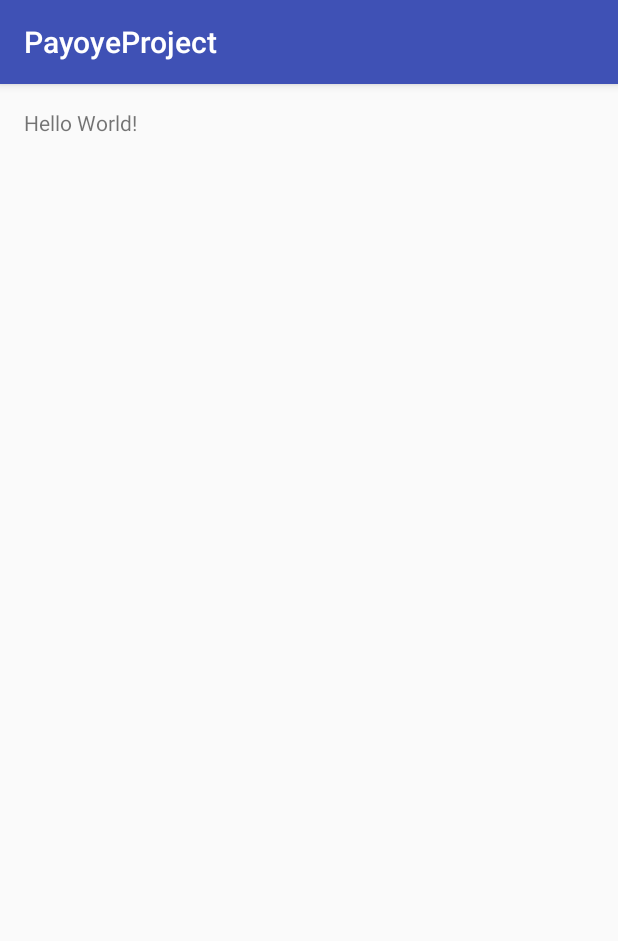
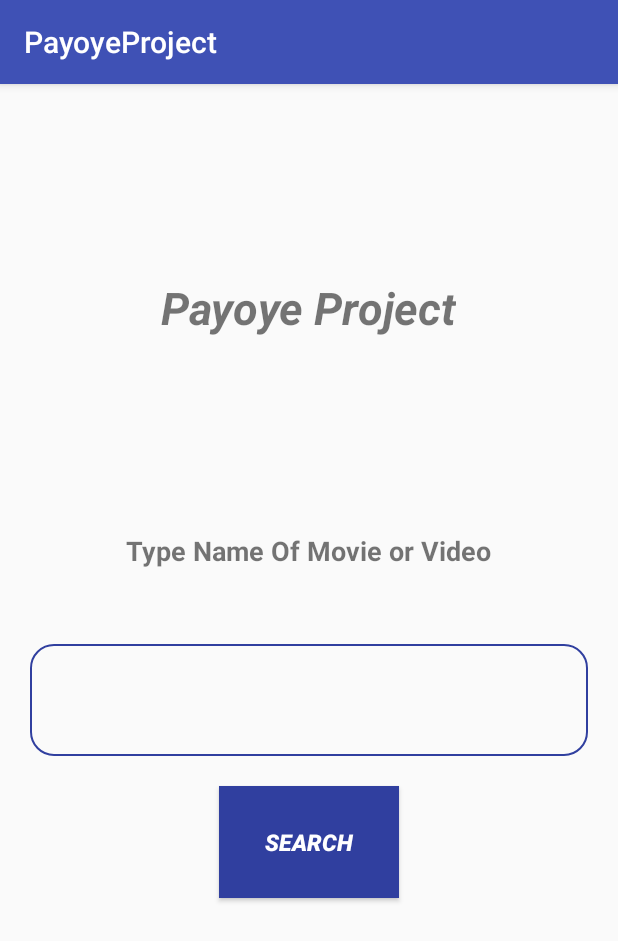
Before and after one commit to Ashishg235/payoyeProject, an Android app: the screen it shows after launch (MainActivity), on a phone screen of 412 x 824 dp. Shown: the top 941 px of the screen. Run offline under Robolectric (Android 15) with nearby library versions, the phone set to English and light mode, and no system bars.

Commit message:
Second Commit

```diff
--- /dev/null
+++ b/app/src/main/res/drawable/search_button.xml
@@ -0,0 +1,8 @@
+<?xml version="1.0" encoding="utf-8"?>
+<shape xmlns:android="http://schemas.android.com/apk/res/android"
+    android:shape="rectangle">
+    <corners android:radius="15dp" />
+    <stroke
+        android:width="1dp"
+        android:color="@color/colorPrimaryDark" />
+</shape>
--- a/app/src/main/res/layout/activity_main.xml
+++ b/app/src/main/res/layout/activity_main.xml
@@ -1,16 +1,61 @@
 <?xml version="1.0" encoding="utf-8"?>
-<RelativeLayout xmlns:android="http://schemas.android.com/apk/res/android"
+<LinearLayout xmlns:android="http://schemas.android.com/apk/res/android"
     xmlns:tools="http://schemas.android.com/tools"
     android:layout_width="match_parent"
     android:layout_height="match_parent"
-    android:paddingBottom="@dimen/activity_vertical_margin"
-    android:paddingLeft="@dimen/activity_horizontal_margin"
-    android:paddingRight="@dimen/activity_horizontal_margin"
-    android:paddingTop="@dimen/activity_vertical_margin"
+    android:orientation="vertical"
+    android:weightSum="5"
     tools:context="gaur.ashish.com.payoyeproject.MainActivity">
 
+    <LinearLayout
+        android:layout_width="match_parent"
+        android:layout_height="0dp"
+        android:layout_weight="2"
+        android:gravity="center">
+
+        <TextView
+            android:id="@+id/project_title"
+            android:layout_width="wrap_content"
+            android:layout_height="wrap_content"
+            android:text="Payoye Project"
+            android:textSize="30sp"
+            android:textStyle="bold|italic" />
+    </LinearLayout>
+
     <TextView
+        android:id="@+id/seach_txt"
         android:layout_width="wrap_content"
-        android:layout_height="wrap_content"
-        android:text="Hello World!" />
-</RelativeLayout>
+        android:layout_height="0dp"
+        android:layout_gravity="center"
+        android:layout_marginLeft="20dp"
+        android:layout_marginRight="20dp"
+        android:layout_weight=".5"
+        android:text="@string/search_by_title"
+        android:textSize="18sp"
+        android:textStyle="bold" />
+
+    <EditText
+        android:id="@+id/search_edt"
+        android:layout_width="match_parent"
+        android:layout_height="0dp"
+        android:layout_marginLeft="20dp"
+        android:layout_marginRight="20dp"
+        android:layout_weight=".5"
+        android:background="@drawable/search_button"
+        android:singleLine="true" />
+
+    <Button
+        android:id="@+id/search_btn"
+        android:layout_width="120dp"
+        android:layout_height="0dp"
+        android:layout_gravity="center"
+        android:layout_marginTop="20dp"
+        android:layout_weight=".5"
+        android:background="@color/colorPrimaryDark"
+        android:onClick="onClick"
+        android:text="Search"
+        android:textColor="#fff"
+        android:textSize="15sp"
+        android:textStyle="italic|bold" />
+
+</LinearLayout>
--- a/app/src/main/res/values/colors.xml
+++ b/app/src/main/res/values/colors.xml
@@ -3,4 +3,5 @@
     <color name="colorPrimary">#3F51B5</color>
     <color name="colorPrimaryDark">#303F9F</color>
     <color name="colorAccent">#FF4081</color>
+    <color name="transparent">#efe</color>
 </resources>
--- a/app/src/main/res/values/strings.xml
+++ b/app/src/main/res/values/strings.xml
@@ -1,3 +1,4 @@
 <resources>
     <string name="app_name">PayoyeProject</string>
+    <string name="search_by_title">Type Name Of Movie or Video</string>
 </resources>
```
Also changed, not shown: app/build.gradle (+13 -1 lines), app/src/main/AndroidManifest.xml (+12 -2 lines), app/src/main/java/gaur/ashish/com/payoyeproject/MainActivity.java (+73 -0 lines), app/src/main/java/gaur/ashish/com/payoyeproject/SearchResultView.java (added, +86 -0 lines), app/src/main/java/gaur/ashish/com/payoyeproject/modal/MovieFields.java (added, +80 -0 lines), app/src/main/res/layout/result_page.xml (added, +251 -0 lines), 3 other files.
